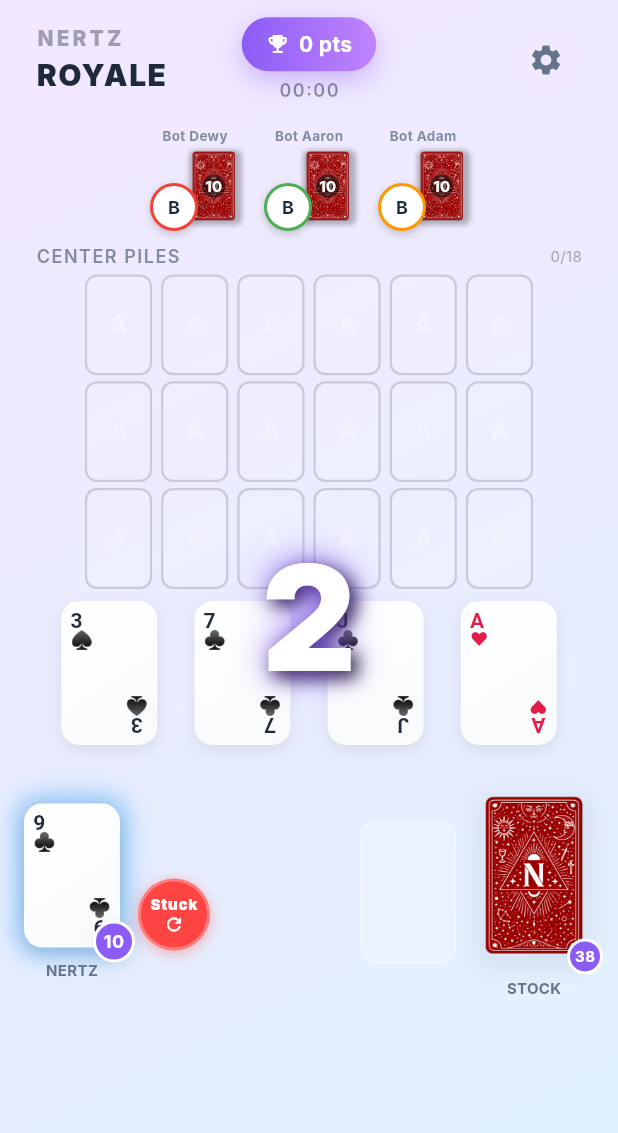
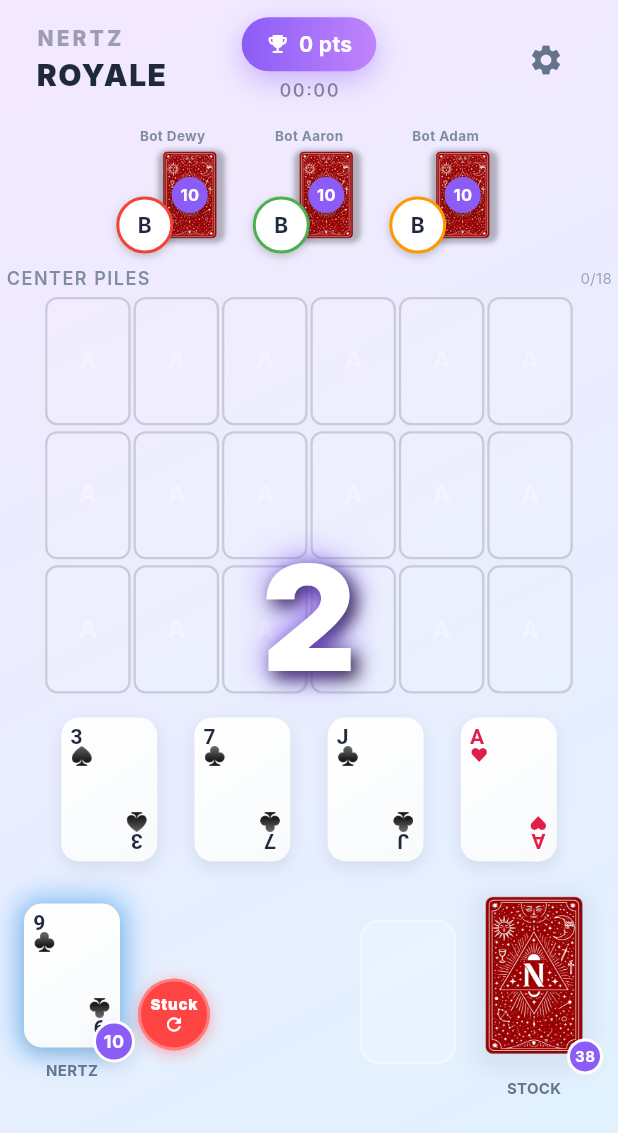
Before and after one commit to alexxtronic/nertzapp, a Flutter app: the screen it shows once a user with an empty profile is signed in, after a tap on "Play Offline", on a phone screen of 412 x 824 dp. Shown: the top 1133 px of the screen. Run offline on Flutter 3.47's test engine with Material 3 defaults, Android fonts, the phone set to English and light mode, and no system bars; our stand-ins replace audioplayers, confetti, flutter_image_compress, flutter_riverpod, image_picker, supabase_flutter; accounts and stored records are empty; network calls fail; Roboto replaces fonts that are missing (Inter, SF Pro Rounded).

Commit message:
UI: Refine Board (Larger Opponents + Purple Badge, 0.89x Center, Cascade Work Piles)

```diff
--- a/lib/engine/game_engine.dart
+++ b/lib/engine/game_engine.dart
@@ -136,7 +136,11 @@ class GameEngine {
   }
 
   static ExecutionResult _executeVoteReset(Move move, PlayerState player, GameState gameState) {
-    gameState.voteForReset(player.id);
+    if (gameState.resetVotes.contains(player.id)) {
+      gameState.resetVotes.remove(player.id);
+    } else {
+      gameState.voteForReset(player.id);
+    }
     return ExecutionResult.success();
   }
 
--- a/lib/state/game_provider.dart
+++ b/lib/state/game_provider.dart
@@ -118,7 +118,7 @@ class GameStateNotifier extends StateNotifier<GameState?> {
                 final p = state!.players[id];
                 if (p == null) return false;
                 if (p.lastMoveTime == null) return true; // Never moved
-                return DateTime.now().difference(p.lastMoveTime!).inMinutes >= 3;
+                return DateTime.now().difference(p.lastMoveTime!).inMinutes >= 2;
               });
 
               // If someone is genuinely stuck (or we are stuck), vote YES
--- a/lib/ui/widgets/game_board.dart
+++ b/lib/ui/widgets/game_board.dart
@@ -512,9 +512,9 @@ class _GameBoardState extends State<GameBoard> with TickerProviderStateMixin {
                           _buildHeader(player),
                           _buildOpponentsRow(),
                           _buildCenterArea(),
-                          const SizedBox(height: 4),
+                          const SizedBox(height: 12),
                           _buildWorkPiles(context, player),
-                          const SizedBox(height: 12),
+                          const SizedBox(height: 16),
                           _buildPlayerHand(player),
                           const SizedBox(height: 16),
                         ],
@@ -546,42 +546,39 @@ class _GameBoardState extends State<GameBoard> with TickerProviderStateMixin {
     if (gameState.resetVotes.isEmpty) return const SizedBox.shrink();
 
     return Positioned(
-      bottom: 150, // Positioned above player hand
-      left: 0,
-      right: 0,
-      child: Center(
+      bottom: 100, // Just above the hand/button
+      left: 20, // Aligned with the button
       child: Container(
-          padding: const EdgeInsets.symmetric(horizontal: 16, vertical: 8),
+        padding: const EdgeInsets.symmetric(horizontal: 10, vertical: 4),
         decoration: BoxDecoration(
           color: GameTheme.error.withValues(alpha: 0.9),
-            borderRadius: BorderRadius.circular(20),
+          borderRadius: BorderRadius.circular(12),
           boxShadow: GameTheme.softShadow,
         ),
         child: Row(
           mainAxisSize: MainAxisSize.min,
           children: [
             const Text(
-                'VOTE FOR RESET',
+              'RESET?',
               style: TextStyle(
                 color: Colors.white,
                 fontWeight: FontWeight.bold,
-                  fontSize: 12,
-                ),
-              ),
-              const SizedBox(width: 8),
+                fontSize: 10,
+              ),
+            ),
+            const SizedBox(width: 4),
             ...gameState.players.keys.map((pid) {
                final voted = gameState.resetVotes.contains(pid);
                return Padding(
-                   padding: const EdgeInsets.symmetric(horizontal: 2),
+                 padding: const EdgeInsets.symmetric(horizontal: 1),
                  child: Icon(
                    voted ? Icons.check_circle : Icons.radio_button_unchecked,
                    color: Colors.white,
-                     size: 16,
+                   size: 10,
                  ),
                );
              }),
           ],
-          ),
         ),
       ),
     );
@@ -752,9 +749,9 @@ class _GameBoardState extends State<GameBoard> with TickerProviderStateMixin {
 
   Widget _buildCenterArea() {
     // 5% larger than before (was 84%, now 89% of normal)
-    // Scaled for 6 columns (was 0.89 for 4 cols)
-    const double miniCardWidth = GameTheme.cardWidth * 0.70;
-    const double miniCardHeight = GameTheme.cardHeight * 0.70;
+    // Restored scale (0.89) for center piles
+    const double miniCardWidth = GameTheme.cardWidth * 0.89;
+    const double miniCardHeight = GameTheme.cardHeight * 0.89;
 
     // Circular layout for 16 cards
     // Positions arranged in concentric arcs
@@ -764,7 +761,7 @@ class _GameBoardState extends State<GameBoard> with TickerProviderStateMixin {
         // SizedBox(height: GameTheme.cardHeight * 0.3),
         const SizedBox(height: 4),
         Padding(
-          padding: const EdgeInsets.symmetric(horizontal: 24),
+          padding: const EdgeInsets.symmetric(horizontal: 4),
           child: Row(
             children: [
               Text(
@@ -792,15 +789,19 @@ class _GameBoardState extends State<GameBoard> with TickerProviderStateMixin {
         for (int row = 0; row < 3; row++)
           Padding(
             padding: const EdgeInsets.only(bottom: 4),
+            child: SingleChildScrollView(
+              scrollDirection: Axis.horizontal,
+              physics: const NeverScrollableScrollPhysics(), // Just to allow overflow if needed without error
               child: Row(
               mainAxisAlignment: MainAxisAlignment.center,
               children: List.generate(6, (col) {
                 final index = row * 6 + col;
                 return Padding(
-                  padding: const EdgeInsets.symmetric(horizontal: 3),
+                  padding: const EdgeInsets.symmetric(horizontal: 1),
                   child: _buildCenterPileSlot(index, miniCardWidth, miniCardHeight),
                 );
               }),
+            ),
             ),
           ),
       ],
@@ -1239,156 +1240,40 @@ class _GameBoardState extends State<GameBoard> with TickerProviderStateMixin {
       return const GhostSlot();
     }
 
-    // Calculate offset based on pile size (more cards = more visible stacking)
-    final stackOffset = (pile.length - 1).clamp(0, 3) * 5.0;
+    // Condensed cascade view - Show every card directly with small offset
+    const double cascadeOffset = 18.0;
+
+    // Calculate total height to ensure SizedBox is large enough
+    double totalHeight = GameTheme.cardHeight + ((pile.length - 1) * cascadeOffset);
 
     return SizedBox(
       width: GameTheme.cardWidth,
-      height: GameTheme.cardHeight + stackOffset + 15,
+      height: totalHeight,
       child: Stack(
-        children: [
-          // Starting card (first card) - shows at top, peeking
-          if (pile.length > 1)
-            Positioned(
-              top: 0,
+        clipBehavior: Clip.none,
+        children: List.generate(pile.length, (index) {
+          final card = pile.cards[index];
+          final isTopCard = index == pile.length - 1;
+
+          return Positioned(
+            top: index * cascadeOffset,
             left: 0,
-              child: Draggable<PlayingCard>(
-                data: pile.cards.first,
+            child: isTopCard
+              ? Draggable<PlayingCard>(
+                  data: card,
                   feedback: Material(
                     color: Colors.transparent,
                     child: Transform.scale(
                       scale: 1.1,
-                    child: GlassCard(card: pile.cards.first),
-                  ),
-                ),
-                childWhenDragging: Opacity(
-                  opacity: 0.3,
-                  child: Container(
-                    width: GameTheme.cardWidth,
-                    height: 25,
-                    decoration: BoxDecoration(
-                      color: Colors.white,
-                      borderRadius: const BorderRadius.only(
-                        topLeft: Radius.circular(GameTheme.cardRadius),
-                        topRight: Radius.circular(GameTheme.cardRadius),
-                      ),
-                      border: Border.all(
-                        color: Colors.grey.withValues(alpha: 0.3),
-                        width: 1,
-                      ),
-                    ),
-                    child: Center(
-                      child: Text(
-                        '${pile.cards.first.rank.symbol}${pile.cards.first.suit.symbol}',
-                        style: TextStyle(
-                          color: pile.cards.first.color == CardColor.red
-                            ? GameTheme.cardRed
-                            : GameTheme.cardBlack,
-                          fontSize: 10,
-                          fontWeight: FontWeight.bold,
-                        ),
-                      ),
-                    ),
-                  ),
-                ),
-                child: Container(
-                  width: GameTheme.cardWidth,
-                  height: 25,
-                  decoration: BoxDecoration(
-                    color: Colors.white,
-                    borderRadius: const BorderRadius.only(
-                      topLeft: Radius.circular(GameTheme.cardRadius),
-                      topRight: Radius.circular(GameTheme.cardRadius),
-                    ),
-                    border: Border.all(
-                      color: Colors.grey.withValues(alpha: 0.3),
-                      width: 1,
-                    ),
-                  ),
-                  child: Center(
-                    child: Text(
-                      '${pile.cards.first.rank.symbol}${pile.cards.first.suit.symbol}',
-                      style: TextStyle(
-                        color: pile.cards.first.color == CardColor.red
-                          ? GameTheme.cardRed
-                          : GameTheme.cardBlack,
-                        fontSize: 10,
-                        fontWeight: FontWeight.bold,
-                      ),
-                    ),
-                  ),
-                ),
-              ),
-            ),
-          // Stack indicator (shows more cards between first and top)
-          if (pile.length > 2)
-            for (int i = 0; i < (pile.length - 2).clamp(0, 2); i++)
-              Positioned(
-                top: 20 + (i * 5.0),
-                left: 0,
-                child: Container(
-                  width: GameTheme.cardWidth,
-                  height: GameTheme.cardHeight,
-                  decoration: BoxDecoration(
-                    color: Colors.white.withValues(alpha: 0.7 - (i * 0.2)),
-                    borderRadius: BorderRadius.circular(GameTheme.cardRadius),
-                    border: Border.all(
-                      color: Colors.grey.withValues(alpha: 0.2),
-                      width: 1,
-                    ),
-                  ),
-                ),
-              ),
-          // Top card - fully visible and draggable
-          Positioned(
-            top: pile.length > 1 ? 20.0 + stackOffset - 5 : 0.0,
-            child: Stack(
-              clipBehavior: Clip.none,
-              children: [
-                Draggable<PlayingCard>(
-                  data: pile.cards.last,
-                  feedback: Material(
-                    color: Colors.transparent,
-                    child: Transform.scale(
-                      scale: 1.1,
-                      child: GlassCard(card: pile.cards.last),
-                    ),
-                  ),
-                  childWhenDragging: Opacity(
-                    opacity: 0.3,
-                    child: GlassCard(card: pile.cards.last),
-                  ),
-                  child: GlassCard(card: pile.cards.last),
-                ),
-                // Card count badge if more than 1 card
-                if (pile.length > 1)
-                  Positioned(
-                    bottom: -6,
-                    right: -6,
-                    child: Container(
-                      width: 20,
-                      height: 20,
-                      decoration: BoxDecoration(
-                        color: GameTheme.secondary,
-                        shape: BoxShape.circle,
-                        border: Border.all(color: Colors.white, width: 1.5),
-                      ),
-                      child: Center(
-                        child: Text(
-                          '${pile.length}',
-                          style: const TextStyle(
-                            color: Colors.white,
-                            fontSize: 10,
-                            fontWeight: FontWeight.bold,
-                          ),
-                        ),
-                      ),
-                    ),
-                  ),
-              ],
-            ),
-          ),
-        ],
+                      child: GlassCard(card: card),
+                    ),
+                  ),
+                  childWhenDragging: Opacity(opacity: 0.3, child: GlassCard(card: card)),
+                  child: GlassCard(card: card),
+                )
+              : GlassCard(card: card),
+          );
+        }),
       ),
     );
   }
@@ -1552,11 +1437,11 @@ class _GameBoardState extends State<GameBoard> with TickerProviderStateMixin {
   Widget _buildStuckButton() {
      final hasVoted = gameState.resetVotes.contains(currentPlayerId);
      return GestureDetector(
-       onTap: hasVoted ? null : widget.onVoteReset,
+       onTap: widget.onVoteReset, // Always allow tap to toggle
        child: Container(
          width: 48,
          height: 48,
-         margin: const EdgeInsets.only(left: 12, bottom: 20), // Align with cards
+         margin: const EdgeInsets.only(left: 12, bottom: 20),
          decoration: BoxDecoration(
            color: hasVoted ? Colors.grey : const Color(0xFFFF4444),
            shape: BoxShape.circle,
@@ -1574,7 +1459,7 @@ class _GameBoardState extends State<GameBoard> with TickerProviderStateMixin {
          ),
          child: Center(
            child: hasVoted
-             ? const Icon(Icons.check, color: Colors.white, size: 24)
+             ? const Icon(Icons.close, color: Colors.white, size: 24) // X to cancel
              : const Column(
                  mainAxisAlignment: MainAxisAlignment.center,
                  children: [
--- a/lib/ui/widgets/opponent_board.dart
+++ b/lib/ui/widgets/opponent_board.dart
@@ -32,20 +32,20 @@ class OpponentBoard extends StatelessWidget {
         const SizedBox(height: 2),
         // Overlapping Stack
         SizedBox(
-          width: 60,
-          height: 55,
+          width: 75,  // Increased from 60
+          height: 70, // Increased from 55
           child: Stack(
             clipBehavior: Clip.none,
             children: [
               // Nertz Pile (Card) - Shifted Right and Top
               Positioned(
-                right: 0,
+                right: 4,
                 top: 0,
                 child: Container(
-                  width: 35,
-                  height: 50,
+                  width: 44, // Increased from 35 (+~25%)
+                  height: 62, // Increased from 50 (+~24%)
                   decoration: BoxDecoration(
-                    borderRadius: BorderRadius.circular(4),
+                    borderRadius: BorderRadius.circular(6),
                     boxShadow: const [
                       BoxShadow(color: Colors.black26, blurRadius: 2, offset: Offset(1, 1)),
                     ],
@@ -56,16 +56,21 @@ class OpponentBoard extends StatelessWidget {
                   ),
                   child: Center(
                     child: Container(
-                      padding: const EdgeInsets.all(2),
+                      width: 24,
+                      height: 24,
+                      alignment: Alignment.center,
                       decoration: const BoxDecoration(
-                        color: Colors.black54,
+                        color: GameTheme.primary, // Purple circle
                         shape: BoxShape.circle,
+                        boxShadow: [
+                          BoxShadow(color: Colors.black26, blurRadius: 4, offset: Offset(0, 2)),
+                        ],
                       ),
                       child: Text(
                         '${player.nertzPile.remaining}',
                         style: const TextStyle(
                           color: Colors.white,
-                          fontSize: 10,
+                          fontSize: 11,
                           fontWeight: FontWeight.bold,
                         ),
                       ),
@@ -78,8 +83,8 @@ class OpponentBoard extends StatelessWidget {
                 left: 0,
                 bottom: 0,
                 child: Container(
-                   width: 32,
-                   height: 32,
+                   width: 38, // Increased from 32
+                   height: 38, // Increased from 32
                    decoration: BoxDecoration(
                      shape: BoxShape.circle,
                      border: Border.all(
@@ -101,7 +106,7 @@ class OpponentBoard extends StatelessWidget {
                      ],
                    ),
                    child: player.avatarUrl == null
-                     ? Center(child: Text(player.displayName.isNotEmpty ? player.displayName[0].toUpperCase() : '?', style: const TextStyle(color: GameTheme.textPrimary, fontWeight: FontWeight.bold, fontSize: 12)))
+                     ? Center(child: Text(player.displayName.isNotEmpty ? player.displayName[0].toUpperCase() : '?', style: const TextStyle(color: GameTheme.textPrimary, fontWeight: FontWeight.bold, fontSize: 14)))
                      : null,
                 ),
               ),
```
Lines whose indentation alone changed are shown as unchanged.
